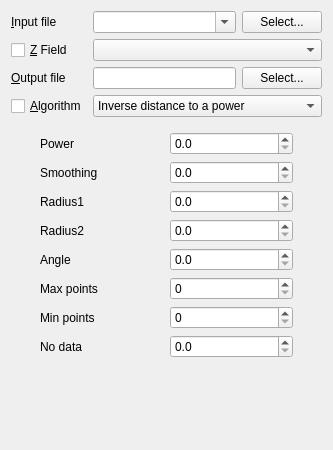
This is qgis/python/plugins/GdalTools/tools/widgetGrid.ui in sourcepole/qgis as Qt 5 draws it before an edit. The edited form follows.
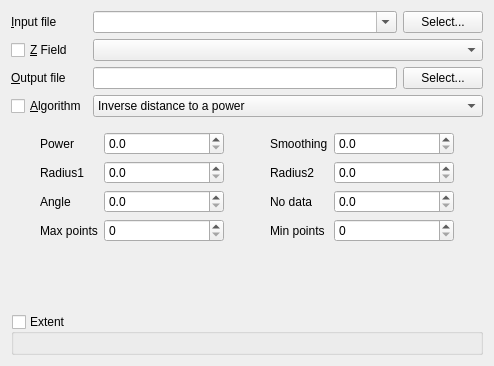
This is the edited form. Custom widgets are drawn as their Qt base class.

Commit message: define extent for grid analisys, to fix #3332

The edit to the form file:
```diff
--- a/qgis/python/plugins/GdalTools/tools/widgetGrid.ui
+++ b/qgis/python/plugins/GdalTools/tools/widgetGrid.ui
@@ -6,8 +6,8 @@
    <rect>
     <x>0</x>
     <y>0</y>
-    <width>333</width>
-    <height>450</height>
+    <width>494</width>
+    <height>366</height>
    </rect>
   </property>
   <property name="sizePolicy">
@@ -19,8 +19,8 @@
   <property name="windowTitle">
    <string>Grid</string>
   </property>
-  <layout class="QVBoxLayout" name="verticalLayout">
-   <item>
+  <layout class="QGridLayout" name="gridLayout_7">
+   <item row="0" column="0">
     <layout class="QGridLayout" name="gridLayout">
      <item row="0" column="0">
       <widget class="QLabel" name="label">
@@ -133,7 +133,7 @@
      </item>
     </layout>
    </item>
-   <item>
+   <item row="1" column="0">
     <layout class="QVBoxLayout" name="verticalLayout_2">
      <property name="leftMargin">
       <number>20</number>
@@ -160,26 +160,15 @@
          </item>
          <item row="0" column="1">
           <widget class="QDoubleSpinBox" name="invdistPowerSpin">
-           <property name="decimals">
-            <number>1</number>
+           <property name="sizePolicy">
+            <sizepolicy hsizetype="Expanding" vsizetype="Fixed">
+             <horstretch>0</horstretch>
+             <verstretch>0</verstretch>
+            </sizepolicy>
            </property>
-          </widget>
-         </item>
-         <item row="1" column="0">
-          <widget class="QLabel" name="label_4">
-           <property name="text">
-            <string>Smoothing</string>
-           </property>
-          </widget>
-         </item>
-         <item row="1" column="1">
-          <widget class="QDoubleSpinBox" name="invdistSmothingSpin">
            <property name="decimals">
             <number>1</number>
            </property>
-           <property name="maximum">
-            <double>65000.000000000000000</double>
-           </property>
           </widget>
          </item>
          <item row="2" column="0">
@@ -191,23 +180,12 @@
          </item>
          <item row="2" column="1">
           <widget class="QDoubleSpinBox" name="invdistRadius1Spin">
-           <property name="decimals">
-            <number>1</number>
+           <property name="sizePolicy">
+            <sizepolicy hsizetype="Expanding" vsizetype="Fixed">
+             <horstretch>0</horstretch>
+             <verstretch>0</verstretch>
+            </sizepolicy>
            </property>
-           <property name="maximum">
-            <double>65000.000000000000000</double>
-           </property>
-          </widget>
-         </item>
-         <item row="3" column="0">
-          <widget class="QLabel" name="label_6">
-           <property name="text">
-            <string>Radius2</string>
-           </property>
-          </widget>
-         </item>
-         <item row="3" column="1">
-          <widget class="QDoubleSpinBox" name="invdistRadius2Spin">
            <property name="decimals">
             <number>1</number>
            </property>
@@ -225,6 +203,12 @@
          </item>
          <item row="4" column="1">
           <widget class="QDoubleSpinBox" name="invdistAngleSpin">
+           <property name="sizePolicy">
+            <sizepolicy hsizetype="Expanding" vsizetype="Fixed">
+             <horstretch>0</horstretch>
+             <verstretch>0</verstretch>
+            </sizepolicy>
+           </property>
            <property name="decimals">
             <number>1</number>
            </property>
@@ -233,6 +217,32 @@
            </property>
           </widget>
          </item>
+         <item row="8" column="0">
+          <spacer name="verticalSpacer_4">
+           <property name="orientation">
+            <enum>Qt::Vertical</enum>
+           </property>
+           <property name="sizeHint" stdset="0">
+            <size>
+             <width>20</width>
+             <height>0</height>
+            </size>
+           </property>
+          </spacer>
+         </item>
+         <item row="5" column="1">
+          <widget class="QSpinBox" name="invdistMaxPointsSpin">
+           <property name="sizePolicy">
+            <sizepolicy hsizetype="Expanding" vsizetype="Fixed">
+             <horstretch>0</horstretch>
+             <verstretch>0</verstretch>
+            </sizepolicy>
+           </property>
+           <property name="maximum">
+            <number>65000</number>
+           </property>
+          </widget>
+         </item>
          <item row="5" column="0">
           <widget class="QLabel" name="label_8">
            <property name="text">
@@ -240,36 +250,73 @@
            </property>
           </widget>
          </item>
-         <item row="5" column="1">
-          <widget class="QSpinBox" name="invdistMaxPointsSpin">
-           <property name="maximum">
-            <number>65000</number>
-           </property>
-          </widget>
-         </item>
-         <item row="6" column="0">
+         <item row="5" column="2">
           <widget class="QLabel" name="label_9">
            <property name="text">
             <string>Min points</string>
            </property>
+           <property name="indent">
+            <number>40</number>
+           </property>
           </widget>
          </item>
-         <item row="6" column="1">
+         <item row="5" column="3">
           <widget class="QSpinBox" name="invdistMinPointsSpin">
+           <property name="sizePolicy">
+            <sizepolicy hsizetype="Expanding" vsizetype="Fixed">
+             <horstretch>0</horstretch>
+             <verstretch>0</verstretch>
+            </sizepolicy>
+           </property>
            <property name="maximum">
             <number>65000</number>
            </property>
           </widget>
          </item>
-         <item row="7" column="0">
+         <item row="2" column="2">
+          <widget class="QLabel" name="label_6">
+           <property name="text">
+            <string>Radius2</string>
+           </property>
+           <property name="indent">
+            <number>40</number>
+           </property>
+          </widget>
+         </item>
+         <item row="2" column="3">
+          <widget class="QDoubleSpinBox" name="invdistRadius2Spin">
+           <property name="sizePolicy">
+            <sizepolicy hsizetype="Expanding" vsizetype="Fixed">
+             <horstretch>0</horstretch>
+             <verstretch>0</verstretch>
+            </sizepolicy>
+           </property>
+           <property name="decimals">
+            <number>1</number>
+           </property>
+           <property name="maximum">
+            <double>65000.000000000000000</double>
+           </property>
+          </widget>
+         </item>
+         <item row="4" column="2">
           <widget class="QLabel" name="label_10">
            <property name="text">
             <string>No data</string>
            </property>
+           <property name="indent">
+            <number>40</number>
+           </property>
           </widget>
          </item>
-         <item row="7" column="1">
+         <item row="4" column="3">
           <widget class="QDoubleSpinBox" name="invdistNoDataSpin">
+           <property name="sizePolicy">
+            <sizepolicy hsizetype="Expanding" vsizetype="Fixed">
+             <horstretch>0</horstretch>
+             <verstretch>0</verstretch>
+            </sizepolicy>
+           </property>
            <property name="decimals">
             <number>1</number>
            </property>
@@ -278,18 +325,31 @@
            </property>
           </widget>
          </item>
-         <item row="8" column="0">
-          <spacer name="verticalSpacer_4">
-           <property name="orientation">
-            <enum>Qt::Vertical</enum>
+         <item row="0" column="3">
+          <widget class="QDoubleSpinBox" name="invdistSmothingSpin">
+           <property name="sizePolicy">
+            <sizepolicy hsizetype="Expanding" vsizetype="Fixed">
+             <horstretch>0</horstretch>
+             <verstretch>0</verstretch>
+            </sizepolicy>
            </property>
-           <property name="sizeHint" stdset="0">
-            <size>
-             <width>20</width>
-             <height>0</height>
-            </size>
+           <property name="decimals">
+            <number>1</number>
            </property>
-          </spacer>
+           <property name="maximum">
+            <double>65000.000000000000000</double>
+           </property>
+          </widget>
+         </item>
+         <item row="0" column="2">
+          <widget class="QLabel" name="label_4">
+           <property name="text">
+            <string>Smoothing</string>
+           </property>
+           <property name="indent">
+            <number>40</number>
+           </property>
+          </widget>
          </item>
         </layout>
        </widget>
@@ -606,8 +666,34 @@
      </item>
     </layout>
    </item>
+   <item row="2" column="0">
+    <widget class="QGroupBox" name="extentGroup">
+     <property name="title">
+      <string>Extent</string>
+     </property>
+     <property name="checkable">
+      <bool>true</bool>
+     </property>
+     <property name="checked">
+      <bool>false</bool>
+     </property>
+     <layout class="QGridLayout" name="gridLayout_2">
+      <item row="0" column="0">
+       <widget class="GdalToolsExtentSelector" name="extentSelector" native="true"/>
+      </item>
+     </layout>
+    </widget>
+   </item>
   </layout>
  </widget>
+ <customwidgets>
+  <customwidget>
+   <class>GdalToolsExtentSelector</class>
+   <extends>QWidget</extends>
+   <header>extentSelector</header>
+   <container>1</container>
+  </customwidget>
+ </customwidgets>
  <resources/>
  <connections>
   <connection>
```
Left out of the diff: 294 changed lines with no effect on the pictures. The commit also changes 6 other files.
